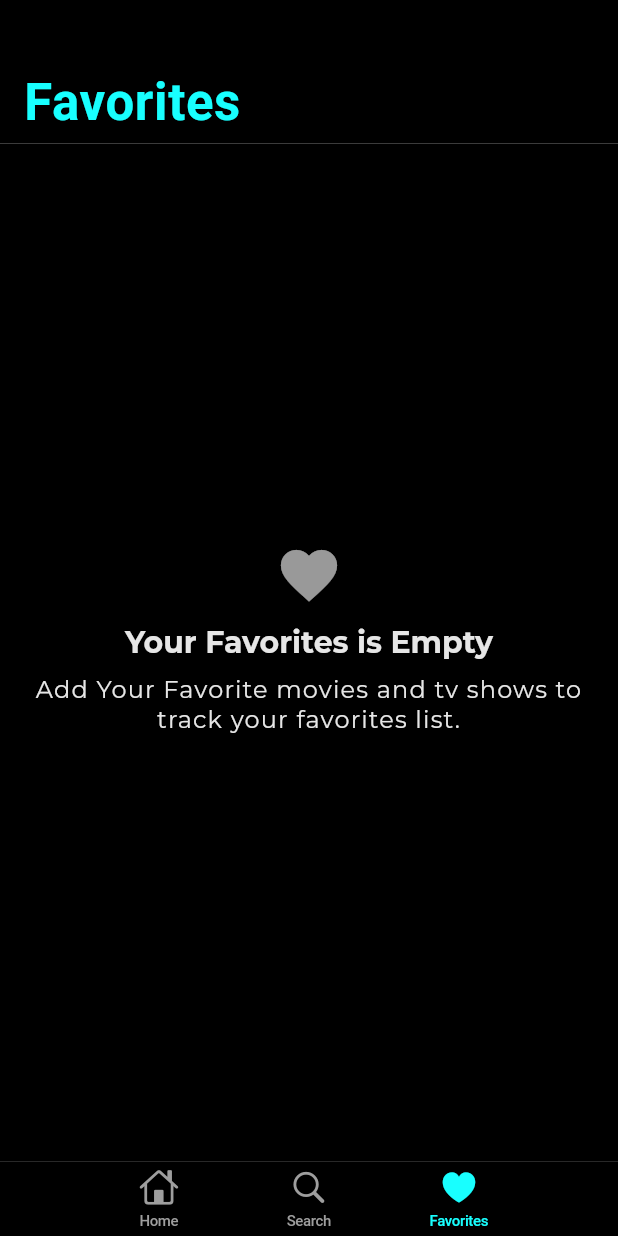
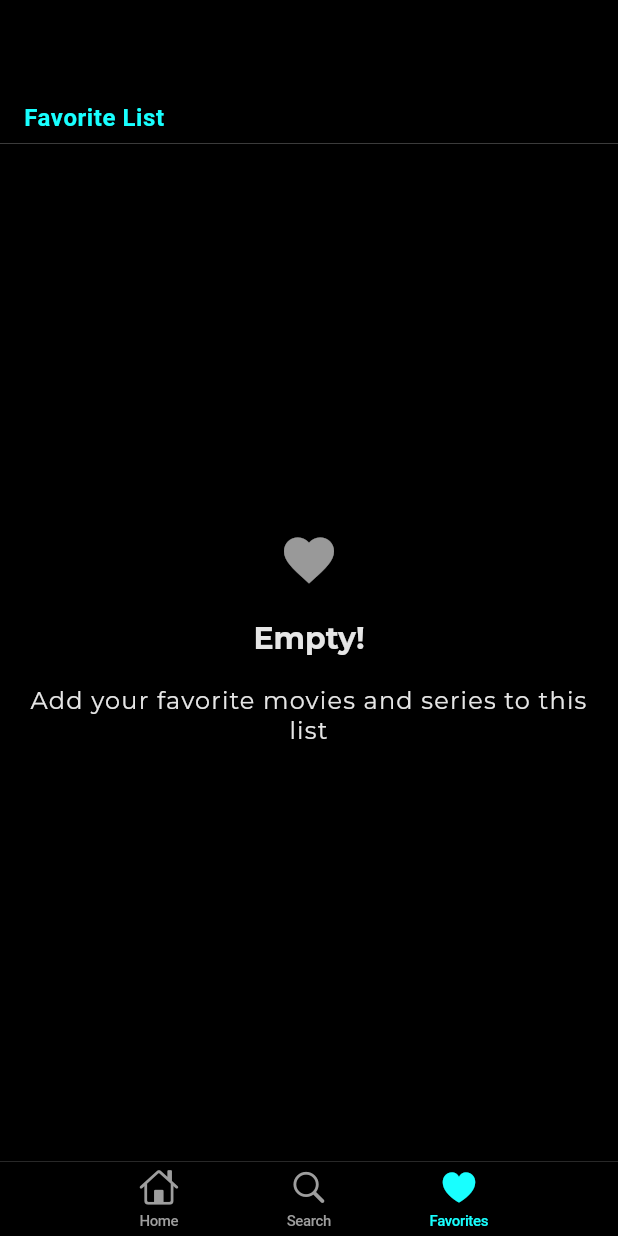
Before and after one commit to dogukyilmaz/hollybrary, a Flutter app: the screen it shows after launch, item 3 of the bottom bar chosen, on a phone screen of 412 x 824 dp. Run offline on Flutter 3.47's test engine with Material 2 defaults, Android fonts, the phone set to English and light mode, and no system bars; our stand-ins replace bloc, cached_network_image, carousel_slider, equatable, flutter_bloc, font_awesome_flutter and 6 more; accounts and stored records are empty; network calls fail.

Commit message:
detail fix

```diff
--- a/lib/screens/favorite_screen/favorite_screen.dart
+++ b/lib/screens/favorite_screen/favorite_screen.dart
@@ -16,11 +16,11 @@ class FavoriteScreen extends StatelessWidget {
           CupertinoSliverNavigationBar(
             backgroundColor: Theme.of(context).scaffoldBackgroundColor,
             largeTitle: Text(
-              'Favorites',
+              'Favorite List',
               style: TextStyle(
-                color: Theme.of(context).primaryColor,
-                fontWeight: FontWeight.bold,
-              ),
+                  color: Theme.of(context).primaryColor,
+                  fontWeight: FontWeight.bold,
+                  fontSize: 16),
             ),
             border: Border(
               bottom: BorderSide(
--- a/lib/screens/tvshow_info_screen/tvshow_info_screen.dart
+++ b/lib/screens/tvshow_info_screen/tvshow_info_screen.dart
@@ -310,9 +310,7 @@ class TvInfoScrollableWidget extends StatelessWidget {
                                             ),
                                           ),
                                           Text(
-                                            "  " +
-                                                info.rateing.toString() +
-                                                "/10",
+                                            "  ${info.rateing.toString()} /10",
                                             style: normalText.copyWith(
                                               color:
                                                   Colors.white == Colors.white
--- a/lib/widgets/movie_card.dart
+++ b/lib/widgets/movie_card.dart
@@ -207,7 +207,7 @@ class HorizontalMovieCard extends StatelessWidget {
                         Text(
                           "  " + rate.toString() + "/10",
                           style: normalText.copyWith(
-                            color: Colors.amber,
+                            color: Colors.purple,
                             letterSpacing: 1.2,
                           ),
                         )
--- a/lib/widgets/no_results_found.dart
+++ b/lib/widgets/no_results_found.dart
@@ -57,21 +57,22 @@ class EmptyFavorites extends StatelessWidget {
           children: [
             Icon(
               Icons.favorite,
-              size: 45,
+              size: 40,
               color: Colors.white.withOpacity(.6),
             ),
             const SizedBox(
-              height: 10,
+              height: 20,
             ),
             Text(
-              "Your Favorites is Empty",
+              "Empty!",
               style: heading.copyWith(color: Colors.white.withOpacity(.9)),
+              textAlign: TextAlign.center,
             ),
             const SizedBox(
-              height: 10,
+              height: 20,
             ),
             Text(
-              "Add Your Favorite movies and tv shows to track your favorites list.",
+              "Add your favorite movies and series to this list",
               textAlign: TextAlign.center,
               style: normalText.copyWith(color: Colors.white.withOpacity(.9)),
             ),
--- a/lib/widgets/star_icon_display.dart
+++ b/lib/widgets/star_icon_display.dart
@@ -11,8 +11,8 @@ class StarDisplay extends StatelessWidget {
       children: List.generate(5, (index) {
         return Icon(
           index < value ? CupertinoIcons.star_fill : CupertinoIcons.star,
-          color: Colors.amber,
-          size: 16,
+          color: Colors.purple,
+          size: 20,
         );
       }),
     );
```
Also changed, not shown: lib/screens/movie_info_screen/movie_Info_screen.dart (+10 -12 lines).
